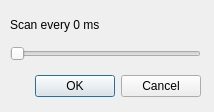
Qt form Go_GUI/ChangeScanRateDialog.ui (augmented-go/augmented-go) before a commit.
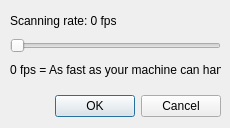
The same form after that commit.

Commit message: [refs #96] Displaying scanning rate as fps (0-40)

Diff of the .ui file:
```diff
--- a/Go_GUI/ChangeScanRateDialog.ui
+++ b/Go_GUI/ChangeScanRateDialog.ui
@@ -6,8 +6,8 @@
    <rect>
     <x>0</x>
     <y>0</y>
-    <width>214</width>
-    <height>112</height>
+    <width>230</width>
+    <height>128</height>
    </rect>
   </property>
   <property name="sizePolicy">
@@ -29,8 +29,8 @@
    <property name="geometry">
     <rect>
      <x>10</x>
-     <y>70</y>
-     <width>191</width>
+     <y>90</y>
+     <width>211</width>
      <height>33</height>
     </rect>
    </property>
@@ -75,8 +75,8 @@
     <rect>
      <x>10</x>
      <y>10</y>
-     <width>191</width>
-     <height>51</height>
+     <width>211</width>
+     <height>71</height>
     </rect>
    </property>
    <layout class="QGridLayout" name="gridLayout">
@@ -86,10 +86,10 @@
        <number>0</number>
       </property>
       <property name="maximum">
-       <number>2000</number>
+       <number>40</number>
       </property>
       <property name="pageStep">
-       <number>50</number>
+       <number>5</number>
       </property>
       <property name="value">
        <number>0</number>
@@ -102,7 +102,14 @@
     <item row="0" column="0" colspan="2">
      <widget class="QLabel" name="scan_rate_label">
       <property name="text">
-       <string>Scan every 0 ms</string>
+       <string>Scanning rate: 0 fps</string>
+      </property>
+     </widget>
+    </item>
+    <item row="2" column="0" colspan="2">
+     <widget class="QLabel" name="label">
+      <property name="text">
+       <string>0 fps = As fast as your machine can handle</string>
       </property>
      </widget>
     </item>
```
The commit also changes 4 other files.
